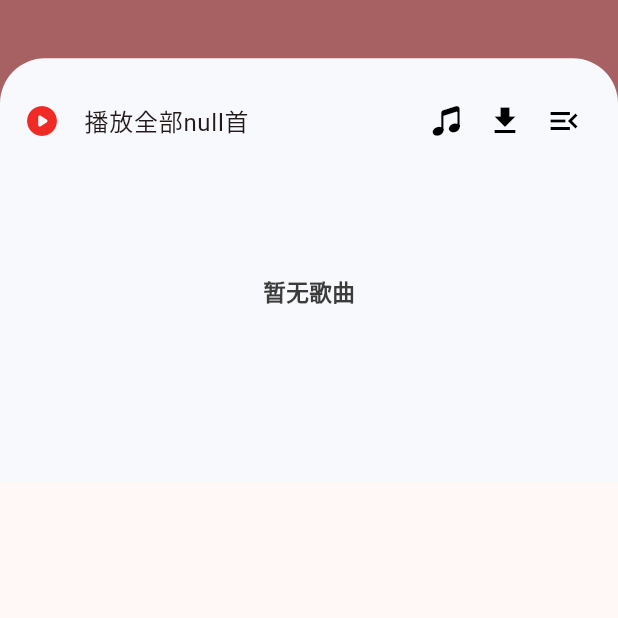
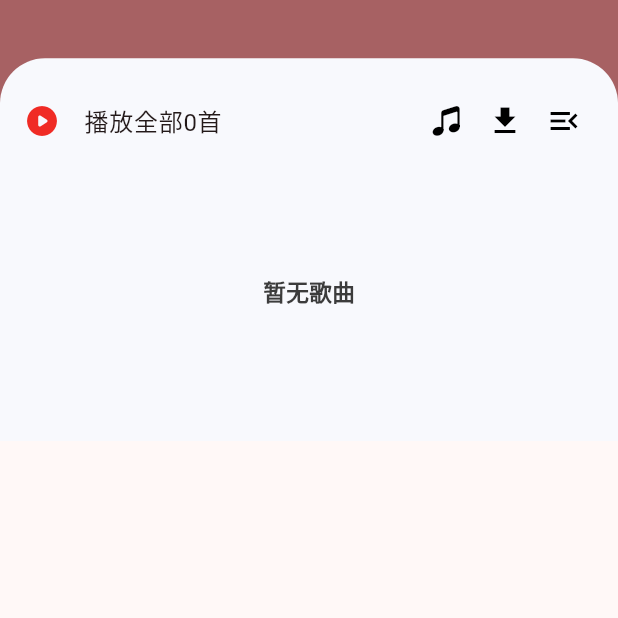
Before and after one commit to mageAoe/flutter_music_player_app, a Flutter app: the SongDetailView screen opened directly with empty values, on a phone screen of 412 x 824 dp, the part 355-973 px from its top. Run offline on Flutter 3.47's test engine with Material 3 defaults, Android fonts, the phone set to English and light mode, and no system bars; our stand-ins replace audioplayers, cached_network_image, connectivity_plus, dio, flutter_screenutil, flutter_spinkit and 4 more; missing offline and left inert: dart:ffi; accounts and stored records are empty; network calls fail.

Commit message:
:sparkles: 我的歌单详情加载

```diff
--- a/lib/views/my/song_detail_view.dart
+++ b/lib/views/my/song_detail_view.dart
@@ -33,8 +33,10 @@ class SongDetailView extends StatefulWidget {
 
 class _SongDetailViewState extends State<SongDetailView> {
 
-  PlaylistTrackAllModel userPlaylistData = PlaylistTrackAllModel();
+  // PlaylistTrackAllModel userPlaylistData = PlaylistTrackAllModel();
+  List<Songs> songs = [];
   int offset = 0;
+  int limit = 100;
   bool isLoading = false;
   double safeAreaTop = 0.0;
   ScrollController scrollController = ScrollController();
@@ -48,14 +50,19 @@ class _SongDetailViewState extends State<SongDetailView> {
   // 获取歌单里面的歌曲
   checkLoginStatus() async {
     setState(() {isLoading = true;});
-    MyApi.getPlaylistTrackAll('id=${widget.id}&limit=${widget.limit}&offset=$offset').then((playlist){
+    MyApi.getPlaylistTrackAll('id=${widget.id}&limit=$limit&offset=$offset').then((playlist){
       if(playlist != null){
-        // print('playlist: $playlist');
         setState(() {
-          userPlaylistData = playlist;
+          songs.addAll(playlist.songs!);
         });
       }
-    }).whenComplete(() => setState(() {isLoading = false;}));
+    }).whenComplete((){
+      setState(() {isLoading = false;});
+      // if((offset + 1) * limit < widget.limit){
+      //   offset++;
+      //   checkLoginStatus();
+      // }
+    });
   }
 
   String getTns(List<String>? tns){
@@ -82,8 +89,21 @@ class _SongDetailViewState extends State<SongDetailView> {
 
   @override
   void initState() {
-    print('widget.id:  ${widget.id}');
     checkLoginStatus();
+    scrollController.addListener(() {
+      // print('scrollController.position.pixels${scrollController.position.pixels}');
+      // print('scrollController.position.maxScrollExtent${scrollController.position.maxScrollExtent}');
+      // 提前100像素的时候就开始请求
+      if (scrollController.position.pixels > scrollController.position.maxScrollExtent - 100) {
+        if((offset + 1) * limit < widget.limit && !isLoading){
+          setState(() {
+            offset++;
+          });
+          checkLoginStatus();
+          print('-------加载更多--------');
+        }
+      }
+    });
     super.initState();
   }
 
@@ -91,13 +111,13 @@ class _SongDetailViewState extends State<SongDetailView> {
     return Column(
       children: [
         ...List.generate(
-          userPlaylistData.songs!.length,
+          songs.length,
           (index) => ListTile(
             leading: Text('${index + 1}'), // 递增的数字
             title: InkWell(
               onTap: (){
                 // 跳转播放
-                PlayMusicWidget.gotoPlayer(context, list: userPlaylistData.songs, index: index);
+                PlayMusicWidget.gotoPlayer(context, list: songs, index: index);
               },
               child: Column(
                 crossAxisAlignment: CrossAxisAlignment.start,
@@ -110,7 +130,7 @@ class _SongDetailViewState extends State<SongDetailView> {
                     children: [
                       Expanded(
                         child: Text(
-                          '${userPlaylistData.songs![index].name} ${getTns(userPlaylistData.songs![index].tns)}',
+                          '${songs[index].name} ${getTns(songs[index].tns)}',
                           overflow: TextOverflow.ellipsis, maxLines: 1
                         )
                       ),
@@ -126,7 +146,7 @@ class _SongDetailViewState extends State<SongDetailView> {
                       Icon(YunMusicFont.love, size: 32.w, color: AppTheme.primary),
                       SizedBox(width: 15.w),
                       Expanded(
-                        child: Text(getSongName(userPlaylistData.songs![index].ar, userPlaylistData.songs![index].al!.name),
+                        child: Text(getSongName(songs[index].ar, songs[index].al!.name),
                           style: TextStyle(fontSize: 36.sp,color: AppTheme.myLoveSingSubtext), overflow: TextOverflow.ellipsis)
                       ),
                     ],
@@ -136,18 +156,19 @@ class _SongDetailViewState extends State<SongDetailView> {
             ),
             trailing: const Icon(Icons.more_vert_outlined),
           ),
-        )
+        ),
+        isLoading? const Center(child: CircularProgressIndicator()) : const Text('')
       ],
     );
   }
 
   Widget _buildItems(){
-    if(isLoading){
+    if(isLoading && offset == 0){
       return SizedBox(
         height: 500.h,
-        child: const Center(child: LinearProgressIndicator()));
+        child: const Center(child: CircularProgressIndicator()));
     }else{
-      if(userPlaylistData.songs != null && userPlaylistData.songs!.isNotEmpty){
+      if(songs.isNotEmpty){
         return _buildSongList();
       }else{
         return SizedBox(
@@ -278,7 +299,7 @@ class _SongDetailViewState extends State<SongDetailView> {
             Transform.translate(
               offset: const Offset(0.0, -30.0),
               child: Container(
-                padding: EdgeInsets.only(top: 40.h, bottom: 120.h),
+                padding: EdgeInsets.only(top: 40.h, bottom: 40.h),
                 decoration: const BoxDecoration(
                   color: AppTheme.myBg,
                   borderRadius: BorderRadius.vertical(top: Radius.circular(30.0)),
@@ -290,7 +311,7 @@ class _SongDetailViewState extends State<SongDetailView> {
                       title: Row(
                         children: [
                           const Text('播放全部'),
-                          Text('${userPlaylistData.songs?.length}首')
+                          Text('${widget.limit}首')
                         ],
                       ),
                       trailing: Row(
```
